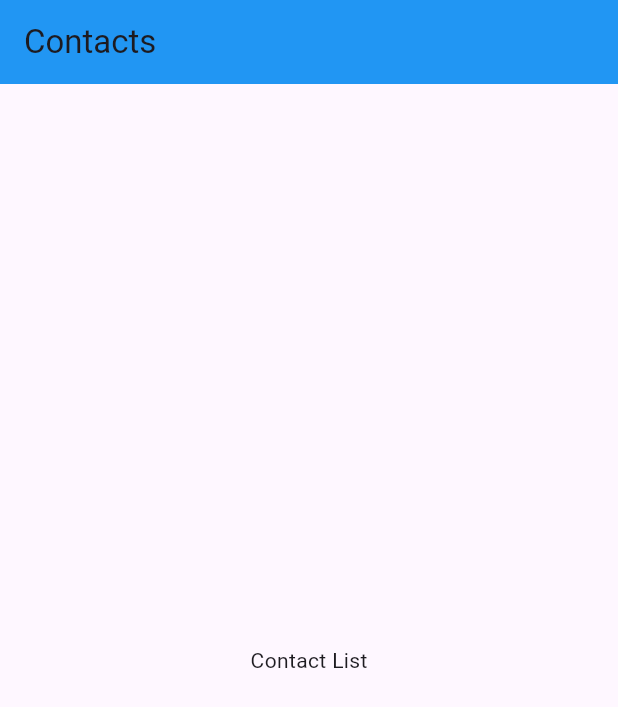
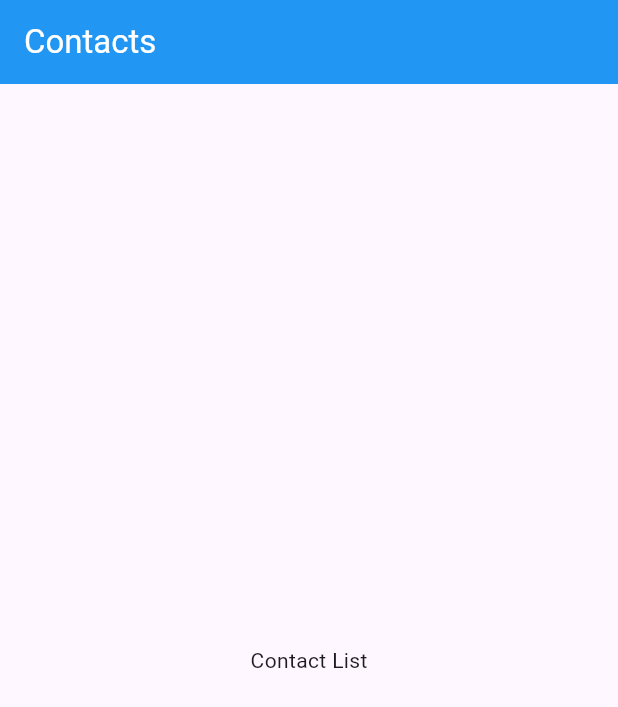
Before and after one commit to Tosin8/vanilla_contact, a Flutter app: the screen it shows after launch, on a phone screen of 412 x 824 dp. Shown: the top 707 px of the screen. Run offline on Flutter 3.47's test engine with Material 2 defaults, Android fonts, the phone set to English and light mode, and no system bars.

Commit message:
Update home_page.dart

```diff
--- a/lib/home_page.dart
+++ b/lib/home_page.dart
@@ -12,7 +12,12 @@ class _HomePageState extends State<HomePage> {
   Widget build(BuildContext context) {
     return Scaffold(
         appBar: AppBar(
-          title: Text('Contacts'),
+          title: Text(
+            'Contacts',
+            style: TextStyle(
+              color: Colors.white,
+            ),
+          ),
           backgroundColor: Colors.blue,
         ),
         body: Center(
```
